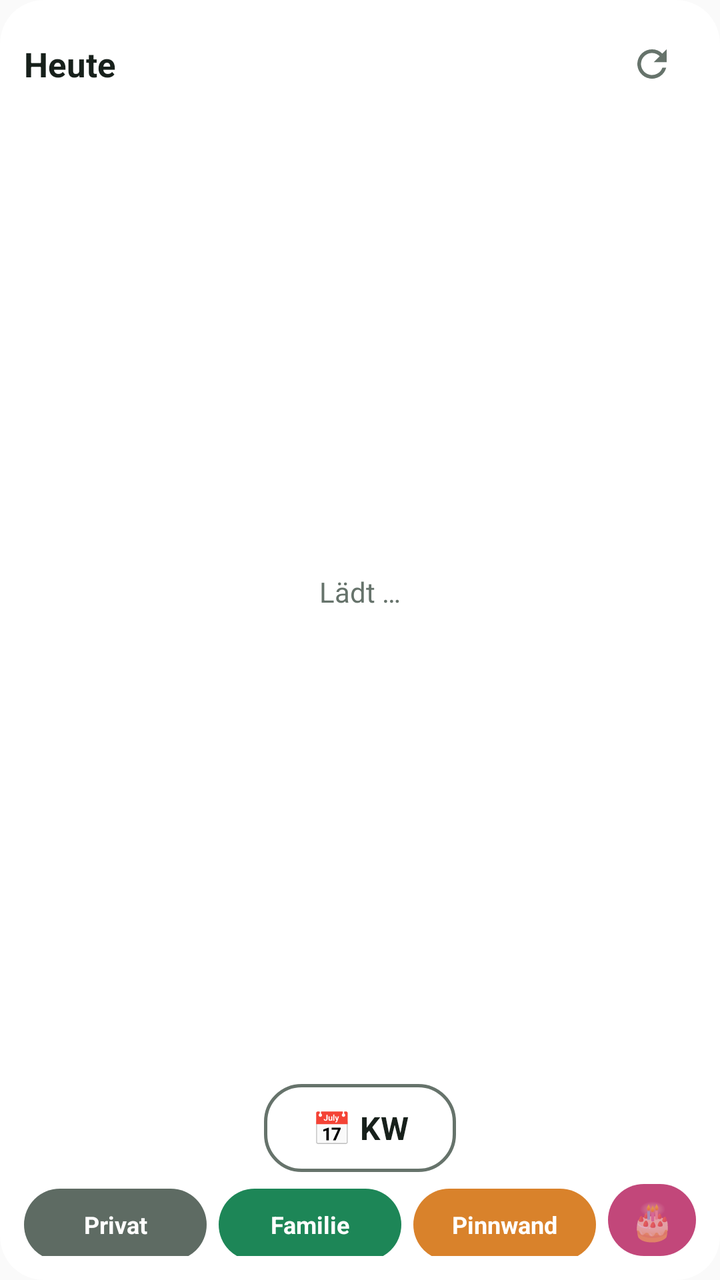
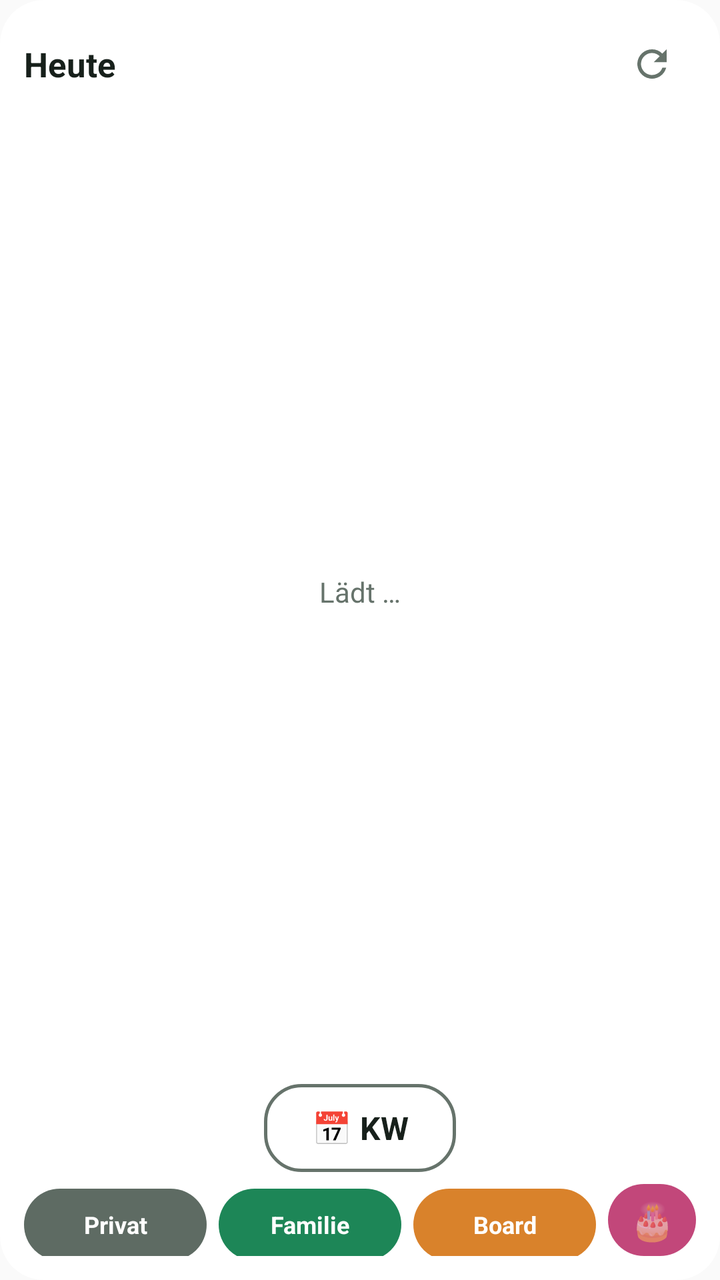

Two renders of the same Android screen: before a commit and after it. Below are the layout's source before the change and the commit's diff.
<!-- AndroidManifest.xml: application theme AppTheme -->
<!-- res/layout/widget.xml -->
<?xml version="1.0" encoding="utf-8"?>
<LinearLayout xmlns:android="http://schemas.android.com/apk/res/android"
    android:id="@+id/root"
    android:layout_width="match_parent"
    android:layout_height="match_parent"
    android:orientation="vertical"
    android:background="@drawable/bg"
    android:padding="12dp">

    <LinearLayout
        android:id="@+id/head"
        android:layout_width="match_parent"
        android:layout_height="wrap_content"
        android:gravity="center_vertical"
        android:orientation="horizontal">

        <TextView
            android:layout_width="wrap_content"
            android:layout_height="wrap_content"
            android:text="Heute"
            android:textColor="@color/fg"
            android:textSize="17sp"
            android:textStyle="bold" />

        <TextView
            android:id="@+id/date"
            android:layout_width="0dp"
            android:layout_height="wrap_content"
            android:layout_weight="1"
            android:paddingStart="8dp"
            android:textColor="@color/muted"
            android:textSize="14sp" />

        <LinearLayout
            android:id="@+id/bdnav"
            android:layout_width="wrap_content"
            android:layout_height="wrap_content"
            android:gravity="center_vertical"
            android:orientation="horizontal"
            android:visibility="gone">

            <TextView
                android:id="@+id/bdprev"
                android:layout_width="36dp"
                android:layout_height="36dp"
                android:gravity="center"
                android:text="‹"
                android:textColor="@color/fg"
                android:textSize="24sp"
                android:textStyle="bold" />

            <TextView
                android:id="@+id/bdpage"
                android:layout_width="wrap_content"
                android:layout_height="wrap_content"
                android:textColor="@color/fg"
                android:textSize="13sp" />

            <TextView
                android:id="@+id/bdnext"
                android:layout_width="36dp"
                android:layout_height="36dp"
                android:gravity="center"
                android:text="›"
                android:textColor="@color/fg"
                android:textSize="24sp"
                android:textStyle="bold" />
        </LinearLayout>

        <TextView
            android:id="@+id/stamp"
            android:layout_width="wrap_content"
            android:layout_height="wrap_content"
            android:textColor="@color/muted"
            android:textSize="11sp" />

        <ImageButton
            android:id="@+id/refresh"
            android:layout_width="44dp"
            android:layout_height="40dp"
            android:background="@android:color/transparent"
            android:contentDescription="Aktualisieren"
            android:src="@drawable/ic_refresh" />
    </LinearLayout>

    <FrameLayout
        android:layout_width="match_parent"
        android:layout_height="0dp"
        android:layout_weight="1"
        android:layout_marginTop="4dp">

        <ListView
            android:id="@+id/list"
            android:layout_width="match_parent"
            android:layout_height="match_parent"
            android:divider="@null"
            android:dividerHeight="0dp" />

        <TextView
            android:id="@+id/empty"
            android:layout_width="match_parent"
            android:layout_height="match_parent"
            android:gravity="center"
            android:text="Lädt …"
            android:textColor="@color/muted"
            android:textSize="14sp" />
    </FrameLayout>

    
    <LinearLayout
        android:id="@+id/weekbar"
        android:layout_width="match_parent"
        android:layout_height="wrap_content"
        android:layout_marginTop="6dp"
        android:gravity="center"
        android:orientation="horizontal">

        <TextView
            android:id="@+id/weekprev"
            android:layout_width="56dp"
            android:layout_height="44dp"
            android:background="@drawable/btn_arrow"
            android:gravity="center"
            android:includeFontPadding="false"
            android:text="◀"
            android:textColor="#FFFFFF"
            android:textSize="20sp"
            android:visibility="invisible" />

        
        <LinearLayout
            android:layout_width="wrap_content"
            android:layout_height="wrap_content"
            android:layout_marginStart="18dp"
            android:layout_marginEnd="18dp"
            android:gravity="center_horizontal"
            android:orientation="vertical">

            <TextView
                android:id="@+id/weekyear"
                android:layout_width="wrap_content"
                android:layout_height="wrap_content"
                android:textColor="@color/fg"
                android:textSize="13sp"
                android:textStyle="bold"
                android:visibility="gone" />

            <TextView
                android:id="@+id/weeklabel"
                android:layout_width="96dp"
                android:layout_height="44dp"
                android:background="@drawable/bar_off"
                android:gravity="center"
                android:maxLines="1"
                android:text="📅 KW"
                android:textColor="@color/fg"
                android:textSize="16sp"
                android:textStyle="bold" />
        </LinearLayout>

        <TextView
            android:id="@+id/weeknext"
            android:layout_width="56dp"
            android:layout_height="44dp"
            android:background="@drawable/btn_arrow"
            android:gravity="center"
            android:includeFontPadding="false"
            android:text="▶"
            android:textColor="#FFFFFF"
            android:textSize="20sp"
            android:visibility="invisible" />
    </LinearLayout>

    
    <LinearLayout
        android:id="@+id/quick"
        android:layout_width="match_parent"
        android:layout_height="wrap_content"
        android:layout_marginTop="6dp"
        android:orientation="horizontal">

        <TextView
            android:id="@+id/q_private"
            android:layout_width="0dp"
            android:layout_height="36dp"
            android:layout_weight="1"
            android:layout_marginStart="0dp"
            android:background="@drawable/btn_private"
            android:gravity="center"
            android:text="Privat"
            android:maxLines="1"
            android:textColor="#FFFFFF"
            android:textSize="12sp"
            android:textStyle="bold" />

        <TextView
            android:id="@+id/q_family"
            android:layout_width="0dp"
            android:layout_height="36dp"
            android:layout_weight="1"
            android:layout_marginStart="6dp"
            android:background="@drawable/btn_family"
            android:gravity="center"
            android:text="Familie"
            android:maxLines="1"
            android:textColor="#FFFFFF"
            android:textSize="12sp"
            android:textStyle="bold" />

        <TextView
            android:id="@+id/q_board"
            android:layout_width="0dp"
            android:layout_height="36dp"
            android:layout_weight="1"
            android:layout_marginStart="6dp"
            android:background="@drawable/btn_board"
            android:gravity="center"
            android:text="Pinnwand"
            android:maxLines="1"
            android:textColor="#FFFFFF"
            android:textSize="12sp"
            android:textStyle="bold" />

        <TextView
            android:id="@+id/q_bdays"
            android:layout_width="44dp"
            android:layout_height="36dp"
            android:layout_marginStart="6dp"
            android:background="@drawable/btn_bdays"
            android:contentDescription="Geburtstage"
            android:gravity="center"
            android:text="🎂"
            android:textSize="18sp" />
    </LinearLayout>
</LinearLayout>
<!-- resources referenced by this layout -->
<resources>
  <color name="fg">#17201B</color>
  <color name="muted">#66736B</color>
  <!-- drawable bar_off (drawable) -->
  <?xml version="1.0" encoding="utf-8"?>
  <shape xmlns:android="http://schemas.android.com/apk/res/android" android:shape="rectangle">
      <solid android:color="#00000000" />
      <stroke android:width="1.5dp" android:color="@color/muted" />
      <corners android:radius="18dp" />
  </shape>
  <!-- drawable bg (drawable) -->
  <?xml version="1.0" encoding="utf-8"?>
  <shape xmlns:android="http://schemas.android.com/apk/res/android" android:shape="rectangle">
      <solid android:color="@color/bg" />
      <corners android:radius="22dp" />
  </shape>
  <!-- drawable btn_arrow (drawable) -->
  <?xml version="1.0" encoding="utf-8"?>
  <shape xmlns:android="http://schemas.android.com/apk/res/android" android:shape="rectangle">
      <solid android:color="#1D8657" />
      <corners android:radius="22dp" />
  </shape>
  <!-- drawable btn_bdays (drawable) -->
  <?xml version="1.0" encoding="utf-8"?>
  <shape xmlns:android="http://schemas.android.com/apk/res/android" android:shape="rectangle">
      <solid android:color="#C2477A" />
      <corners android:radius="18dp" />
  </shape>
  <!-- drawable btn_board (drawable) -->
  <?xml version="1.0" encoding="utf-8"?>
  <shape xmlns:android="http://schemas.android.com/apk/res/android" android:shape="rectangle">
      <solid android:color="#D9822B" />
      <corners android:radius="18dp" />
  </shape>
  <!-- drawable btn_family (drawable) -->
  <?xml version="1.0" encoding="utf-8"?>
  <shape xmlns:android="http://schemas.android.com/apk/res/android" android:shape="rectangle">
      <solid android:color="#1D8657" />
      <corners android:radius="18dp" />
  </shape>
  <!-- drawable btn_private (drawable) -->
  <?xml version="1.0" encoding="utf-8"?>
  <shape xmlns:android="http://schemas.android.com/apk/res/android" android:shape="rectangle">
      <solid android:color="#5E6B63" />
      <corners android:radius="18dp" />
  </shape>
  <!-- drawable ic_refresh (drawable) -->
  <vector xmlns:android="http://schemas.android.com/apk/res/android"
      android:width="22dp" android:height="22dp" android:viewportWidth="24" android:viewportHeight="24">
      <path android:fillColor="@color/muted"
          android:pathData="M17.65,6.35A7.96,7.96 0,0 0,12 4a8,8 0,1 0,7.75 10h-2.08A6,6 0,1 1,12 6c1.66,0 3.14,0.69 4.22,1.78L13,11h7V4l-2.35,2.35z" />
  </vector>
  <style name="AppTheme" parent="android:Theme.Material.Light.NoActionBar">
          <item name="android:colorAccent">@color/accent</item>
      </style>
  <color name="bg">#F2FFFFFF</color>
  <color name="accent">#1D8657</color>
</resources>

<!-- the commit's change to res/layout/widget.xml (unified diff, before → after) -->
@@ -215,7 +215,7 @@
             android:layout_marginStart="6dp"
             android:background="@drawable/btn_board"
             android:gravity="center"
-            android:text="Pinnwand"
+            android:text="Board"
             android:maxLines="1"
             android:textColor="#FFFFFF"
             android:textSize="12sp"
